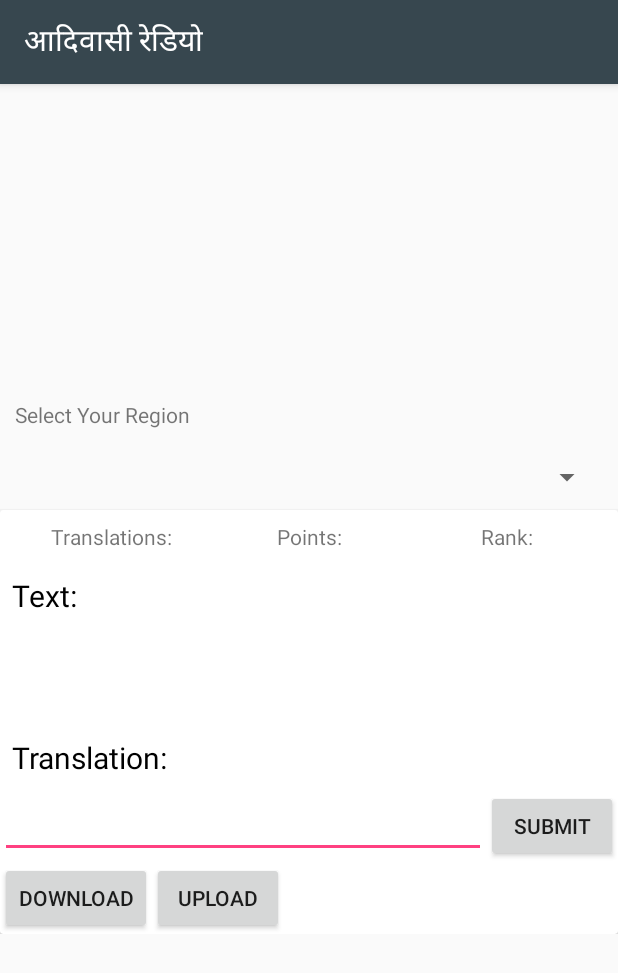
After one commit to cgnetswara/AdivasiRadio, an Android app: the Offline_Translation screen opened directly, with no data from a screen before it, on a phone screen of 412 x 824 dp. The commit adds this screen. Shown: the top 973 px of the screen. Run offline under Robolectric (Android 15) with nearby library versions, the phone set to English and light mode, and no system bars.

```diff
--- a/app/build.gradle
+++ b/app/build.gradle
@@ -6,7 +6,7 @@ android {
         applicationId "com.anuragShukla06.myapplication"
         minSdkVersion 21
         targetSdkVersion 28
-        versionCode 10
+        versionCode 11
         versionName "3"
         testInstrumentationRunner "androidx.test.runner.AndroidJUnitRunner"
 
@@ -31,6 +31,7 @@ dependencies {
     implementation 'androidx.constraintlayout:constraintlayout:1.1.2'
     implementation 'com.google.android.material:material:1.0.0'
     implementation 'androidx.lifecycle:lifecycle-extensions:2.0.0'
+    implementation 'com.android.support.constraint:constraint-layout:1.1.3'
     testImplementation 'junit:junit:4.12'
     androidTestImplementation 'androidx.test:runner:1.1.0-alpha4'
     androidTestImplementation 'androidx.test.espresso:espresso-core:3.1.0-alpha4'
--- a/app/src/main/java/com/anuragShukla06/AdivasiRadio/Dashboard.java
+++ b/app/src/main/java/com/anuragShukla06/AdivasiRadio/Dashboard.java
@@ -202,7 +202,7 @@ public class Dashboard extends AppCompatActivity implements TextToSpeech.OnInitL
         int currentRate = 2;
         mTts.setSpeechRate((float) (currentRate + 1) / 3);
 
-        mTts.speak(text, mode, null, null);
+//        mTts.speak(text, mode, null, null);
     }
 
 //    @Override
--- /dev/null
+++ b/app/src/main/java/com/anuragShukla06/AdivasiRadio/Offline_Translation.java
@@ -0,0 +1,16 @@
+package com.anuragShukla06.AdivasiRadio;
+
+import android.os.Bundle;
+
+import androidx.appcompat.app.AppCompatActivity;
+
+import com.anuragShukla06.myapplication.R;
+
+public class Offline_Translation extends AppCompatActivity {
+
+    @Override
+    protected void onCreate(Bundle savedInstanceState) {
+        super.onCreate(savedInstanceState);
+        setContentView(R.layout.activity_offline__translation);
+    }
+}
--- /dev/null
+++ b/app/src/main/res/layout/activity_offline__translation.xml
@@ -0,0 +1,139 @@
+<?xml version="1.0" encoding="utf-8"?>
+<RelativeLayout xmlns:android="http://schemas.android.com/apk/res/android"
+    xmlns:app="http://schemas.android.com/apk/res-auto"
+    xmlns:tools="http://schemas.android.com/tools"
+    android:id="@+id/relativeLayout"
+    android:layout_width="match_parent"
+    android:layout_height="match_parent">
+
+    <LinearLayout
+        android:layout_width="match_parent"
+        android:layout_height="wrap_content"
+        android:layout_centerInParent="true"
+        android:orientation="vertical">
+        <TextView
+            android:layout_width="match_parent"
+            android:layout_height="wrap_content"
+            android:text="Select Your Region"
+            android:layout_margin="10dp"/>
+        <Spinner
+            android:id="@+id/regionSpinner"
+            android:layout_width="match_parent"
+            android:layout_height="wrap_content"
+            android:layout_margin="10dp"/>
+        <androidx.cardview.widget.CardView
+            android:id="@+id/translationCardView"
+            android:layout_width="match_parent"
+            android:layout_height="wrap_content"
+            android:padding="8dp">
+
+            <LinearLayout
+                android:layout_width="match_parent"
+                android:layout_height="wrap_content"
+                android:orientation="vertical"
+                android:weightSum="4">
+
+                <LinearLayout
+                    android:layout_width="match_parent"
+                    android:layout_height="wrap_content"
+                    android:orientation="horizontal"
+                    android:layout_margin="8dp"
+                    android:weightSum="3">
+
+                    <TextView
+                        android:id="@+id/progressTextView"
+                        android:layout_width="0dp"
+                        android:layout_height="wrap_content"
+                        android:layout_weight="1"
+                        android:gravity="center"
+                        android:text="@string/progressTextViewStart" />
+
+                    <TextView
+                        android:id="@+id/pointsTextView"
+                        android:layout_width="0dp"
+                        android:layout_height="wrap_content"
+                        android:layout_weight="1"
+                        android:gravity="center"
+                        android:text="@string/pointsTextViewStart" />
+
+                    <TextView
+                        android:id="@+id/rankTextView"
+                        android:layout_width="0dp"
+                        android:layout_height="wrap_content"
+                        android:layout_weight="1"
+                        android:gravity="center"
+                        android:text="@string/rankTextViewStart" />
+
+                </LinearLayout>
+
+                <TextView
+                    android:layout_width="match_parent"
+                    android:layout_height="wrap_content"
+                    android:layout_weight="1"
+                    android:padding="8dp"
+                    android:textSize="20sp"
+                    android:textColor="#000000"
+                    android:text="Text: " />
+
+                <TextView
+                    android:id="@+id/questionTextView"
+                    android:padding="8dp"
+                    android:textColor="#000000"
+                    android:textStyle="bold|italic"
+                    android:textSize="36sp"
+                    android:layout_width="match_parent"
+                    android:layout_height="wrap_content"
+                    android:layout_weight="1" />
+
+                <TextView
+                    android:layout_width="match_parent"
+                    android:layout_height="wrap_content"
+                    android:layout_weight="1"
+                    android:padding="8dp"
+                    android:textSize="20sp"
+                    android:textColor="#000000"
+                    android:text="Translation: " />
+                <LinearLayout
+                    android:layout_width="match_parent"
+                    android:layout_height="wrap_content"
+                    android:orientation="horizontal">
+                    <EditText
+                        android:id="@+id/translationEditText"
+                        android:layout_width="match_parent"
+                        android:layout_height="wrap_content"
+                        android:layout_weight="1" />
+
+                    <Button
+                        android:id="@+id/submitButton"
+                        android:layout_width="wrap_content"
+                        android:layout_height="wrap_content"
+                        android:layout_gravity="center"
+                        android:text="Submit" />
+                </LinearLayout>
+
+                <LinearLayout
+                    android:layout_width="match_parent"
+                    android:layout_height="wrap_content"
+                    android:orientation="horizontal">
+                    <Button
+                        android:id="@+id/downloadButton"
+                        android:layout_width="wrap_content"
+                        android:layout_height="wrap_content"
+                        android:text="DOWNLOAD"/>
+                    <Button
+                        android:id="@+id/uploadButton"
+                        android:layout_width="wrap_content"
+                        android:layout_height="wrap_content"
+                        android:text="UPLOAD"/>
+
+                </LinearLayout>
+
+
+            </LinearLayout>
+
+        </androidx.cardview.widget.CardView>
+    </LinearLayout>
+
+
+
+</RelativeLayout>
```
Also changed, not shown: app/src/main/AndroidManifest.xml (+6 -1 lines), app/src/main/java/data/AdivasiRadioProvider.java (added, +130 -0 lines), app/src/main/java/data/DatabaseContract.java (+31 -0 lines), app/src/main/res/layout/activity_trans_data_collection.xml (+7 -1 lines), 1 other file.
